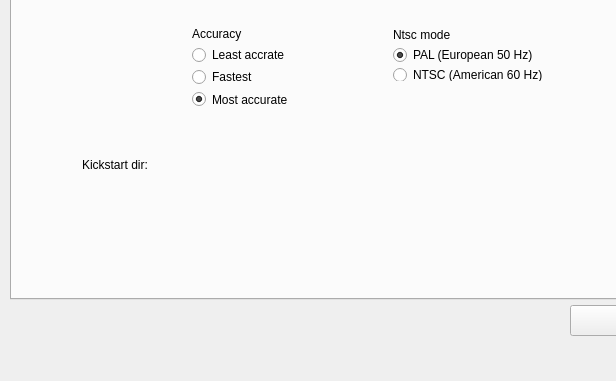
Before: the Qt Designer form amiga.ui in PSRAmiga/fs-uae, drawn with Qt 5; both pictures show x 0 to 616 and y 219 to 600 of the 750 by 600 pixel window.
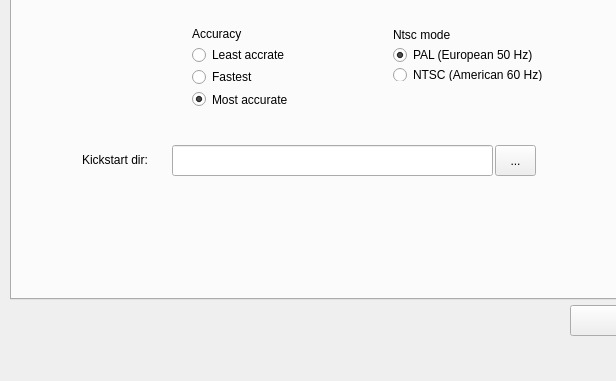
After: the same form once the commit is applied. The open tabs and pages were chosen to show the change. Icons and pictures are not drawn.

Diff of the .ui file:
```diff
--- a/amiga.ui
+++ b/amiga.ui
@@ -1529,7 +1529,7 @@
       <property name="geometry">
        <rect>
         <x>70</x>
-        <y>320</y>
+        <y>315</y>
         <width>83</width>
         <height>17</height>
        </rect>
@@ -1538,6 +1538,46 @@
        <string>Kickstart dir:</string>
       </property>
      </widget>
+     <widget class="QLineEdit" name="kickstart_dir">
+      <property name="geometry">
+       <rect>
+        <x>160</x>
+        <y>309</y>
+        <width>321</width>
+        <height>31</height>
+       </rect>
+      </property>
+      <property name="maxLength">
+       <number>32000</number>
+      </property>
+      <property name="readOnly">
+       <bool>true</bool>
+      </property>
+     </widget>
+     <widget class="QToolButton" name="toolButton">
+      <property name="geometry">
+       <rect>
+        <x>483</x>
+        <y>309</y>
+        <width>41</width>
+        <height>31</height>
+       </rect>
+      </property>
+      <property name="text">
+       <string>...</string>
+      </property>
+      <property name="icon">
+       <iconset>
+        <normaloff>../ICO/drive-harddisk.png</normaloff>../ICO/drive-harddisk.png</iconset>
+      </property>
+     </widget>
+     <zorder>layoutWidget</zorder>
+     <zorder>layoutWidget</zorder>
+     <zorder>layoutWidget</zorder>
+     <zorder>label_40</zorder>
+     <zorder>toolButton</zorder>
+     <zorder>kickstart_dir</zorder>
+     <zorder>toolButton</zorder>
     </widget>
     <widget class="QWidget" name="Sound_menu">
      <attribute name="title">
```
Left out of the diff: 26 changed lines with no effect on the pictures.
